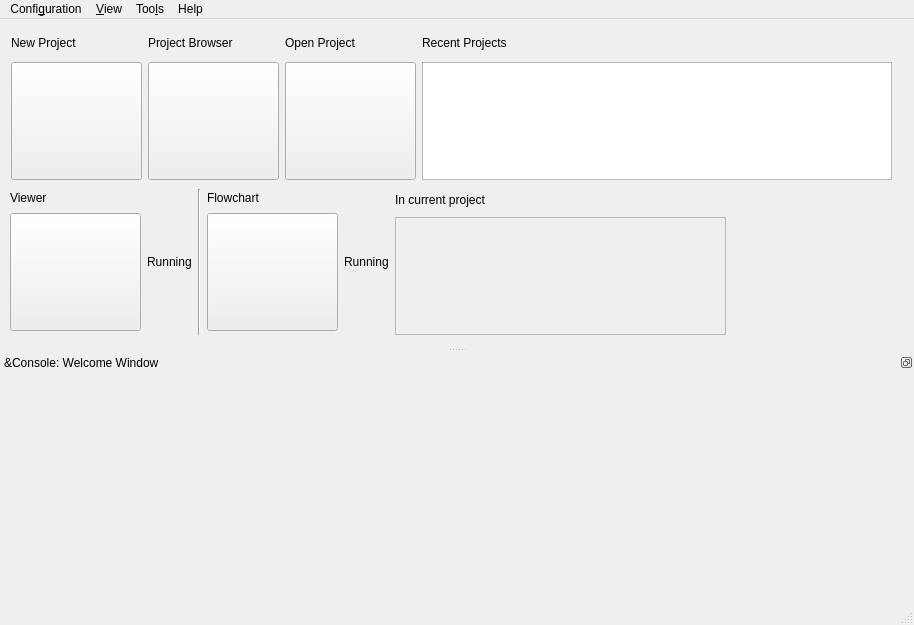
Qt form mesmerize/common/welcome_window_pytemplate.ui (kushalkolar/MESmerize) before a commit.
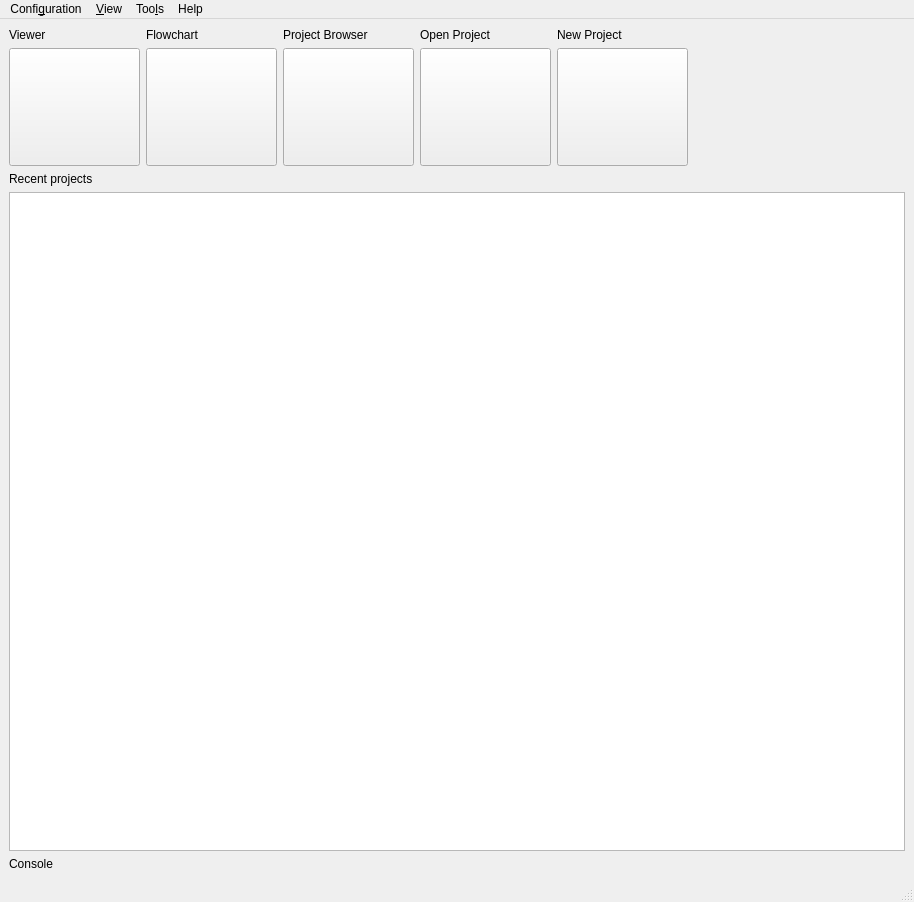
The same form after that commit.

Commit message: Refactoring. Implemented new window manager and sys config format. Not fully tested, will test on the nodes. Update __main__.py, flowchart.py, and 37 more files...

What changed in the file:
```diff
--- a/mesmerize/common/welcome_window_pytemplate.ui
+++ b/mesmerize/common/welcome_window_pytemplate.ui
@@ -7,7 +7,7 @@
     <x>0</x>
     <y>0</y>
     <width>914</width>
-    <height>625</height>
+    <height>902</height>
    </rect>
   </property>
   <property name="sizePolicy">
@@ -20,27 +20,74 @@
    <string>MainWindow</string>
   </property>
   <widget class="QWidget" name="centralwidget">
-   <widget class="QWidget" name="layoutWidget">
-    <property name="geometry">
-     <rect>
-      <x>11</x>
-      <y>10</y>
-      <width>897</width>
-      <height>151</height>
-     </rect>
-    </property>
+   <layout class="QVBoxLayout" name="verticalLayout_6">
+    <item>
     <layout class="QHBoxLayout" name="horizontalLayout">
      <item>
-      <layout class="QVBoxLayout" name="verticalLayout">
+       <layout class="QVBoxLayout" name="verticalLayout_3">
        <item>
-        <widget class="QLabel" name="labelNewProj">
+         <widget class="QLabel" name="label_4">
+          <property name="sizePolicy">
+           <sizepolicy hsizetype="Preferred" vsizetype="Fixed">
+            <horstretch>0</horstretch>
+            <verstretch>0</verstretch>
+           </sizepolicy>
+          </property>
          <property name="text">
-          <string>New Project</string>
+           <string>Viewer</string>
          </property>
         </widget>
        </item>
        <item>
-        <widget class="QPushButton" name="btnNewProject">
+         <widget class="QPushButton" name="btnViewer">
+          <property name="sizePolicy">
+           <sizepolicy hsizetype="Fixed" vsizetype="Fixed">
+            <horstretch>0</horstretch>
+            <verstretch>0</verstretch>
+           </sizepolicy>
+          </property>
+          <property name="minimumSize">
+           <size>
+            <width>131</width>
+            <height>118</height>
+           </size>
+          </property>
+          <property name="maximumSize">
+           <size>
+            <width>131</width>
+            <height>118</height>
+           </size>
+          </property>
+          <property name="autoFillBackground">
+           <bool>true</bool>
+          </property>
+          <property name="text">
+           <string/>
+          </property>
+          <property name="flat">
+           <bool>false</bool>
+          </property>
+         </widget>
+        </item>
+       </layout>
+      </item>
+      <item>
+       <layout class="QVBoxLayout" name="verticalLayout_4">
+        <item>
+         <widget class="QLabel" name="label_5">
+          <property name="sizePolicy">
+           <sizepolicy hsizetype="Preferred" vsizetype="Fixed">
+            <horstretch>0</horstretch>
+            <verstretch>0</verstretch>
+           </sizepolicy>
+          </property>
+          <property name="text">
+           <string>Flowchart</string>
+          </property>
+         </widget>
+        </item>
+        <item>
+         <widget class="QPushButton" name="btnFlowchart">
          <property name="sizePolicy">
           <sizepolicy hsizetype="Fixed" vsizetype="Fixed">
            <horstretch>0</horstretch>
@@ -76,6 +123,12 @@
       <layout class="QVBoxLayout" name="verticalLayoutProjectBrowser">
        <item>
         <widget class="QLabel" name="labelProjectBrowser">
+          <property name="sizePolicy">
+           <sizepolicy hsizetype="Preferred" vsizetype="Fixed">
+            <horstretch>0</horstretch>
+            <verstretch>0</verstretch>
+           </sizepolicy>
+          </property>
          <property name="text">
           <string>Project Browser</string>
          </property>
@@ -118,6 +171,12 @@
       <layout class="QVBoxLayout" name="verticalLayout_2">
        <item>
         <widget class="QLabel" name="labelOpenProject">
+          <property name="sizePolicy">
+           <sizepolicy hsizetype="Preferred" vsizetype="Fixed">
+            <horstretch>0</horstretch>
+            <verstretch>0</verstretch>
+           </sizepolicy>
+          </property>
          <property name="text">
           <string>Open Project</string>
          </property>
@@ -157,28 +216,49 @@
       </layout>
      </item>
      <item>
-      <layout class="QVBoxLayout" name="verticalLayout_14">
+       <layout class="QVBoxLayout" name="verticalLayout">
        <item>
-        <widget class="QLabel" name="labelRecentProjects">
+         <widget class="QLabel" name="labelNewProj">
+          <property name="sizePolicy">
+           <sizepolicy hsizetype="Preferred" vsizetype="Fixed">
+            <horstretch>0</horstretch>
+            <verstretch>0</verstretch>
+           </sizepolicy>
+          </property>
          <property name="text">
-          <string>Recent Projects</string>
+           <string>New Project</string>
          </property>
         </widget>
        </item>
        <item>
-        <widget class="QListWidget" name="listWidgetRecentProjects">
+         <widget class="QPushButton" name="btnNewProject">
+          <property name="sizePolicy">
+           <sizepolicy hsizetype="Fixed" vsizetype="Fixed">
+            <horstretch>0</horstretch>
+            <verstretch>0</verstretch>
+           </sizepolicy>
+          </property>
          <property name="minimumSize">
           <size>
-           <width>470</width>
+            <width>131</width>
            <height>118</height>
           </size>
          </property>
          <property name="maximumSize">
           <size>
-           <width>470</width>
+            <width>131</width>
            <height>118</height>
           </size>
          </property>
+          <property name="autoFillBackground">
+           <bool>true</bool>
+          </property>
+          <property name="text">
+           <string/>
+          </property>
+          <property name="flat">
+           <bool>false</bool>
+          </property>
         </widget>
        </item>
       </layout>
@@ -197,205 +277,29 @@
       </spacer>
      </item>
     </layout>
-   </widget>
-   <widget class="QWidget" name="layoutWidget">
-    <property name="geometry">
-     <rect>
-      <x>10</x>
-      <y>170</y>
-      <width>760</width>
-      <height>146</height>
-     </rect>
-    </property>
-    <layout class="QHBoxLayout" name="horizontalLayout_2">
-     <item>
-      <layout class="QVBoxLayout" name="verticalLayout_4">
-       <item>
-        <widget class="QLabel" name="label_4">
-         <property name="sizePolicy">
-          <sizepolicy hsizetype="Preferred" vsizetype="Fixed">
-           <horstretch>0</horstretch>
-           <verstretch>0</verstretch>
-          </sizepolicy>
-         </property>
-         <property name="text">
-          <string>Viewer</string>
-         </property>
-        </widget>
        </item>
        <item>
-        <widget class="QPushButton" name="btnViewer">
-         <property name="sizePolicy">
-          <sizepolicy hsizetype="Fixed" vsizetype="Fixed">
-           <horstretch>0</horstretch>
-           <verstretch>0</verstretch>
-          </sizepolicy>
-         </property>
-         <property name="minimumSize">
-          <size>
-           <width>131</width>
-           <height>118</height>
-          </size>
-         </property>
-         <property name="maximumSize">
-          <size>
-           <width>131</width>
-           <height>118</height>
-          </size>
-         </property>
-         <property name="autoFillBackground">
-          <bool>true</bool>
-         </property>
-         <property name="text">
-          <string/>
-         </property>
-         <property name="flat">
-          <bool>false</bool>
-         </property>
-        </widget>
-       </item>
-      </layout>
-     </item>
+     <layout class="QVBoxLayout" name="verticalLayout_5">
      <item>
-      <layout class="QVBoxLayout" name="verticalLayoutViewersRunning">
-       <item>
-        <widget class="QLabel" name="label_9">
-         <property name="sizePolicy">
-          <sizepolicy hsizetype="Preferred" vsizetype="Fixed">
-           <horstretch>0</horstretch>
-           <verstretch>0</verstretch>
-          </sizepolicy>
-         </property>
+       <widget class="QLabel" name="labelRecentProjects">
          <property name="text">
-          <string>Running</string>
+         <string>Recent projects</string>
          </property>
         </widget>
        </item>
-      </layout>
-     </item>
      <item>
-      <widget class="Line" name="line">
-       <property name="orientation">
-        <enum>Qt::Vertical</enum>
-       </property>
-      </widget>
-     </item>
-     <item>
-      <layout class="QVBoxLayout" name="verticalLayout_6">
-       <item>
-        <widget class="QLabel" name="label_5">
-         <property name="sizePolicy">
-          <sizepolicy hsizetype="Preferred" vsizetype="Fixed">
-           <horstretch>0</horstretch>
-           <verstretch>0</verstretch>
-          </sizepolicy>
-         </property>
-         <property name="text">
-          <string>Flowchart</string>
-         </property>
-        </widget>
-       </item>
-       <item>
-        <widget class="QPushButton" name="btnFlowchart">
-         <property name="sizePolicy">
-          <sizepolicy hsizetype="Fixed" vsizetype="Fixed">
-           <horstretch>0</horstretch>
-           <verstretch>0</verstretch>
-          </sizepolicy>
-         </property>
-         <property name="minimumSize">
-          <size>
-           <width>131</width>
-           <height>118</height>
-          </size>
-         </property>
-         <property name="maximumSize">
-          <size>
-           <width>131</width>
-           <height>118</height>
-          </size>
-         </property>
-         <property name="autoFillBackground">
-          <bool>true</bool>
-         </property>
-         <property name="text">
-          <string/>
-         </property>
-         <property name="flat">
-          <bool>false</bool>
-         </property>
-        </widget>
-       </item>
+       <widget class="QListWidget" name="listWidgetRecentProjects"/>
+      </item>
       </layout>
      </item>
      <item>
-      <layout class="QVBoxLayout" name="verticalLayoutFlowchartRunning">
-       <item>
-        <widget class="QLabel" name="label_10">
-         <property name="sizePolicy">
-          <sizepolicy hsizetype="Preferred" vsizetype="Fixed">
-           <horstretch>0</horstretch>
-           <verstretch>0</verstretch>
-          </sizepolicy>
-         </property>
+     <widget class="QLabel" name="label">
          <property name="text">
-          <string>Running</string>
+       <string>Console</string>
          </property>
         </widget>
        </item>
       </layout>
-     </item>
-     <item>
-      <layout class="QVBoxLayout" name="verticalLayout_13">
-       <item>
-        <widget class="QLabel" name="label_13">
-         <property name="text">
-          <string>In current project</string>
-         </property>
-        </widget>
-       </item>
-       <item>
-        <widget class="QListWidget" name="listWidgetPlots_5">
-         <property name="enabled">
-          <bool>false</bool>
-         </property>
-         <property name="sizePolicy">
-          <sizepolicy hsizetype="Fixed" vsizetype="Fixed">
-           <horstretch>0</horstretch>
-           <verstretch>0</verstretch>
-          </sizepolicy>
-         </property>
-         <property name="minimumSize">
-          <size>
-           <width>331</width>
-           <height>118</height>
-          </size>
-         </property>
-         <property name="maximumSize">
-          <size>
-           <width>241</width>
-           <height>118</height>
-          </size>
-         </property>
-        </widget>
-       </item>
-      </layout>
-     </item>
-     <item>
-      <spacer name="horizontalSpacer_2">
-       <property name="orientation">
-        <enum>Qt::Horizontal</enum>
-       </property>
-       <property name="sizeHint" stdset="0">
-        <size>
-         <width>40</width>
-         <height>20</height>
-        </size>
-       </property>
-      </spacer>
-     </item>
-    </layout>
-   </widget>
   </widget>
   <widget class="QMenuBar" name="menubar">
    <property name="geometry">
@@ -442,24 +346,6 @@
    <addaction name="menuHelp"/>
   </widget>
   <widget class="QStatusBar" name="statusbar"/>
-  <widget class="QDockWidget" name="dockConsole">
-   <property name="minimumSize">
-    <size>
-     <width>68</width>
-     <height>250</height>
-    </size>
-   </property>
-   <property name="features">
-    <set>QDockWidget::DockWidgetFloatable|QDockWidget::DockWidgetMovable</set>
-   </property>
-   <property name="windowTitle">
-    <string>&amp;Console: Welcome Window</string>
-   </property>
-   <attribute name="dockWidgetArea">
-    <number>8</number>
-   </attribute>
-   <widget class="QWidget" name="dockWidgetContents"/>
-  </widget>
   <action name="actionProject_Configuration">
    <property name="enabled">
     <bool>false</bool>
```
Left out of the diff: 25 changed lines with no effect on the pictures. Lines whose indentation alone changed are shown as unchanged. The commit also changes 38 other files.
